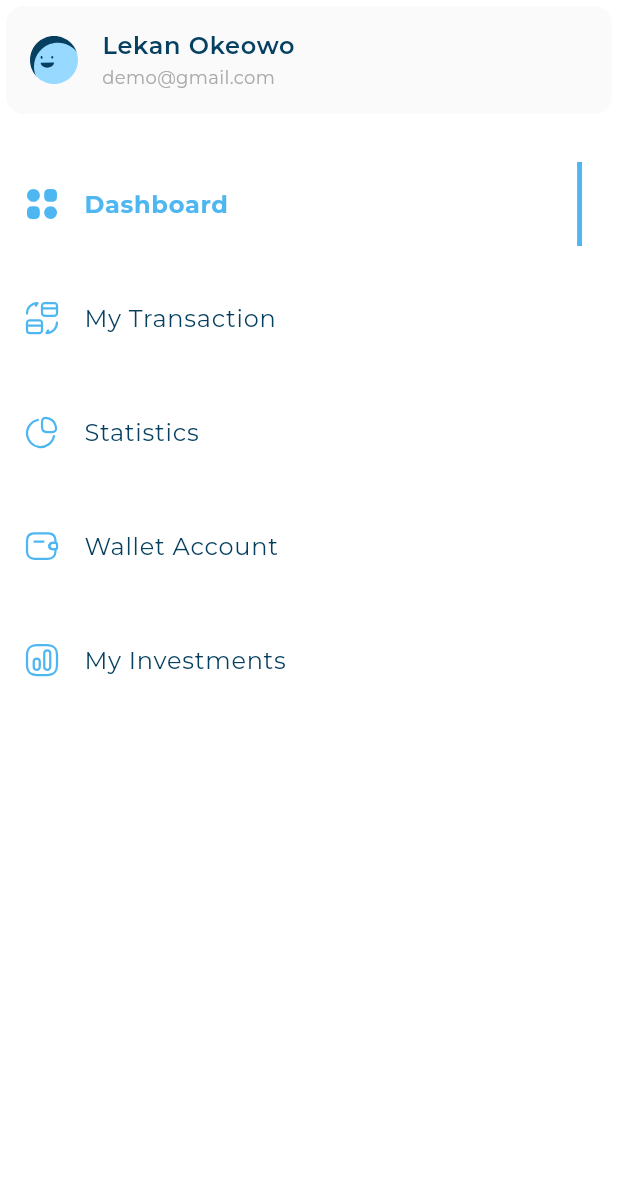
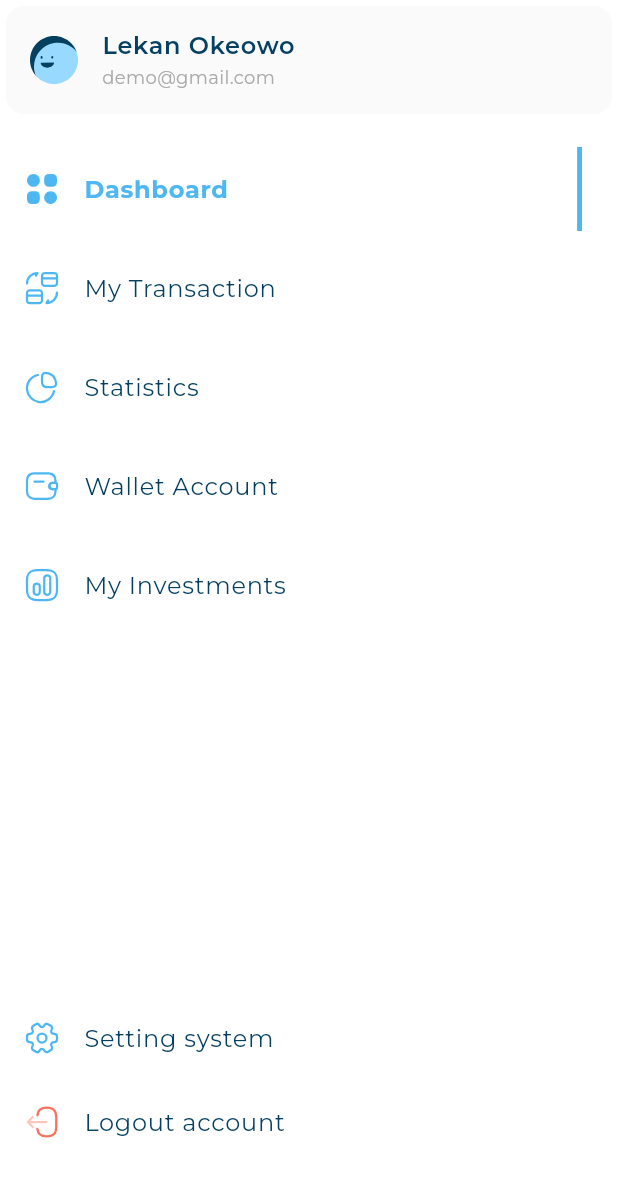
Before and after one commit to MinaYasser100/responsive_dash_board, a Flutter app: the CustomDrawer widget shown alone on an empty page, opened directly, on a phone screen of 412 x 824 dp. Shown: the top 1177 px of the screen. Run offline on Flutter 3.47's test engine with Material 3 defaults, Android fonts, the phone set to English and light mode, and no system bars; our stand-ins replace flutter_svg; project files that could hold a hidden picture were left out.

Commit message:
finish drawer

```diff
--- a/lib/views/widgets/custom_drawer.dart
+++ b/lib/views/widgets/custom_drawer.dart
@@ -1,6 +1,8 @@
 import 'package:flutter/material.dart';
+import 'package:responsive_dash_board/model/drawer_item_model.dart';
 import 'package:responsive_dash_board/utils/app_images.dart';
 import 'package:responsive_dash_board/views/widgets/drawer_item_list_view.dart';
+import 'package:responsive_dash_board/views/widgets/non_active_drawer_item.dart';
 import 'package:responsive_dash_board/views/widgets/user_info_list_tile.dart';
 
 class CustomDrawer extends StatelessWidget {
@@ -9,17 +11,48 @@ class CustomDrawer extends StatelessWidget {
   Widget build(BuildContext context) {
     return Container(
       color: Colors.white,
-      child: const Column(
-        children: [
-          UserInfoListTile(
-            image: Assets.imagesFrame,
-            title: 'Lekan Okeowo',
-            subTitle: 'demo@gmail.com',
+      child: const CustomScrollView(
+        slivers: [
+          SliverToBoxAdapter(
+            child: UserInfoListTile(
+              image: Assets.imagesFrame,
+              title: 'Lekan Okeowo',
+              subTitle: 'demo@gmail.com',
+            ),
           ),
-          SizedBox(
-            height: 8,
+          SliverToBoxAdapter(
+            child: SizedBox(
+              height: 8,
+            ),
           ),
-          DrawerItemListView()
+          DrawerItemListView(),
+          SliverFillRemaining(
+            hasScrollBody: false,
+            child: Column(
+              children: [
+                Expanded(
+                  child: SizedBox(
+                    height: 20,
+                  ),
+                ),
+                NonActiveDrawerItem(
+                  drawerItemModel: DrawerItemModel(
+                    title: 'Setting system',
+                    image: Assets.imagesSetting2,
+                  ),
+                ),
+                NonActiveDrawerItem(
+                  drawerItemModel: DrawerItemModel(
+                    title: 'Logout account',
+                    image: Assets.imagesLogout,
+                  ),
+                ),
+                SizedBox(
+                  height: 48,
+                ),
+              ],
+            ),
+          ),
         ],
       ),
     );
--- a/lib/views/widgets/drawer_item_list_view.dart
+++ b/lib/views/widgets/drawer_item_list_view.dart
@@ -26,10 +26,7 @@ class _DrawerItemListViewState extends State<DrawerItemListView> {
 
   @override
   Widget build(BuildContext context) {
-    return ListView.builder(
-      padding: EdgeInsets.zero,
-      physics: const NeverScrollableScrollPhysics(),
-      shrinkWrap: true,
+    return SliverList.builder(
       itemCount: items.length,
       itemBuilder: (context, index) => GestureDetector(
         onTap: () {
@@ -40,7 +37,7 @@ class _DrawerItemListViewState extends State<DrawerItemListView> {
           }
         },
         child: Padding(
-          padding: const EdgeInsets.only(top: 20),
+          padding: const EdgeInsets.only(top: 10),
           child: DrawerItem(
             drawerItemModel: items[index],
             isActive: activeIndex == index,
```
